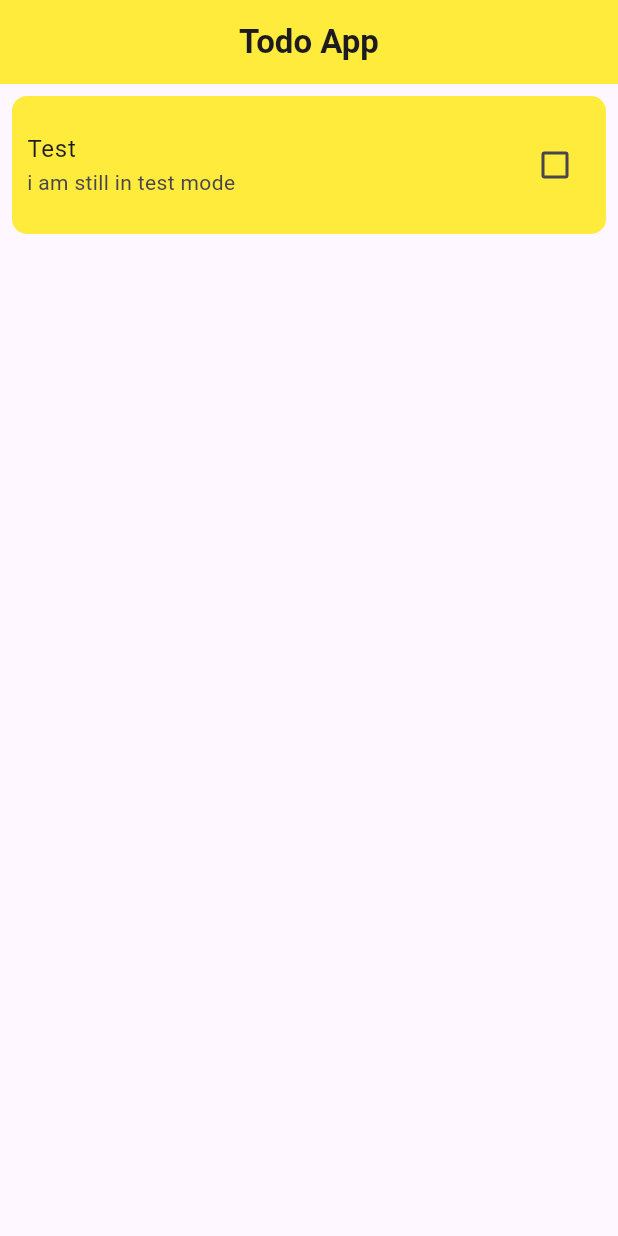
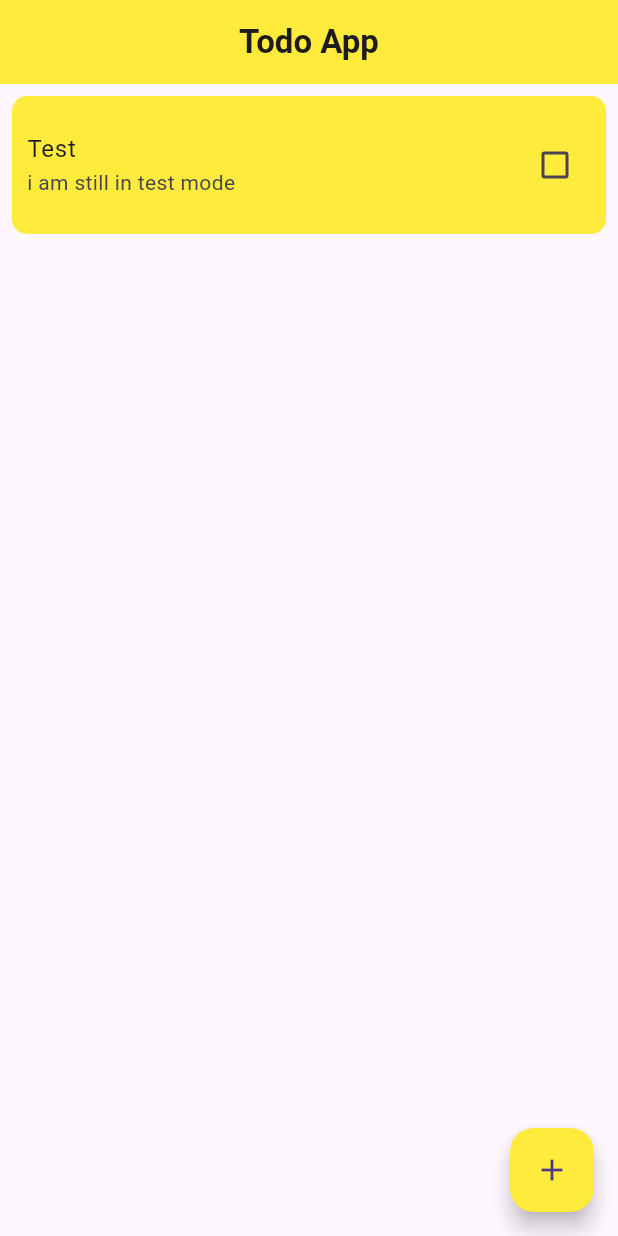
Before and after one commit to Ahmed-Mamdouh-Elattar/simple_todo_app, a Flutter app: the screen it shows after launch, on a phone screen of 412 x 824 dp. Run offline on Flutter 3.47's test engine with Material 3 defaults, Android fonts, the phone set to English and light mode, and no system bars.

Commit message:
creating floating action button

```diff
--- a/lib/views/home_view.dart
+++ b/lib/views/home_view.dart
@@ -16,6 +16,11 @@ class HomeView extends StatelessWidget {
         ),
       ),
       body: const TaskCard(),
+      floatingActionButton: FloatingActionButton(
+        onPressed: () {},
+        child: Icon(Icons.add),
+        backgroundColor: Theme.of(context).cardColor,
+      ),
     );
   }
 }
```
